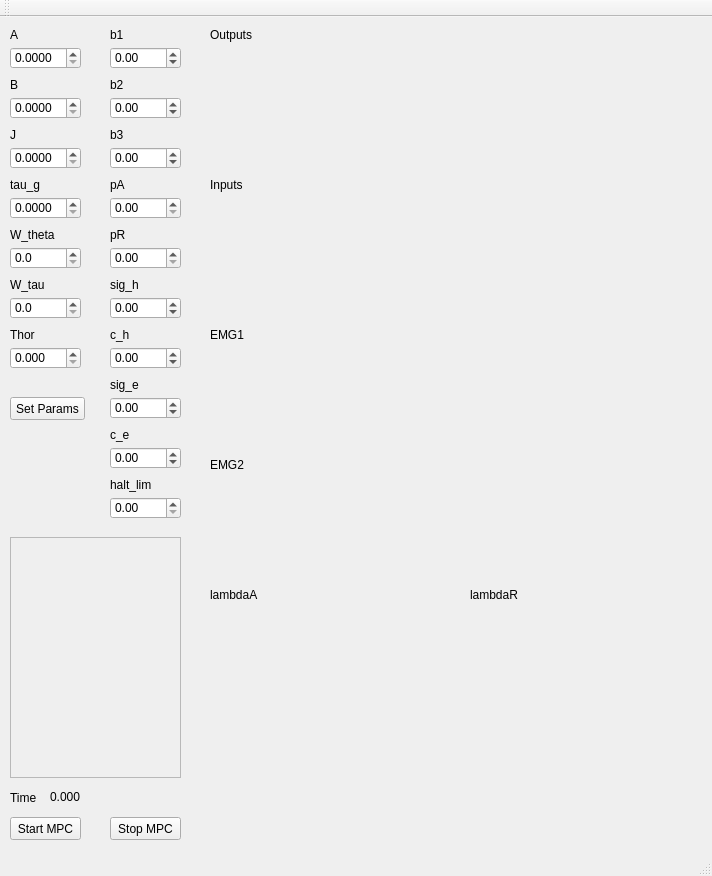
Qt form GUI/GUI.ui (cic12/exo_control) before a commit.
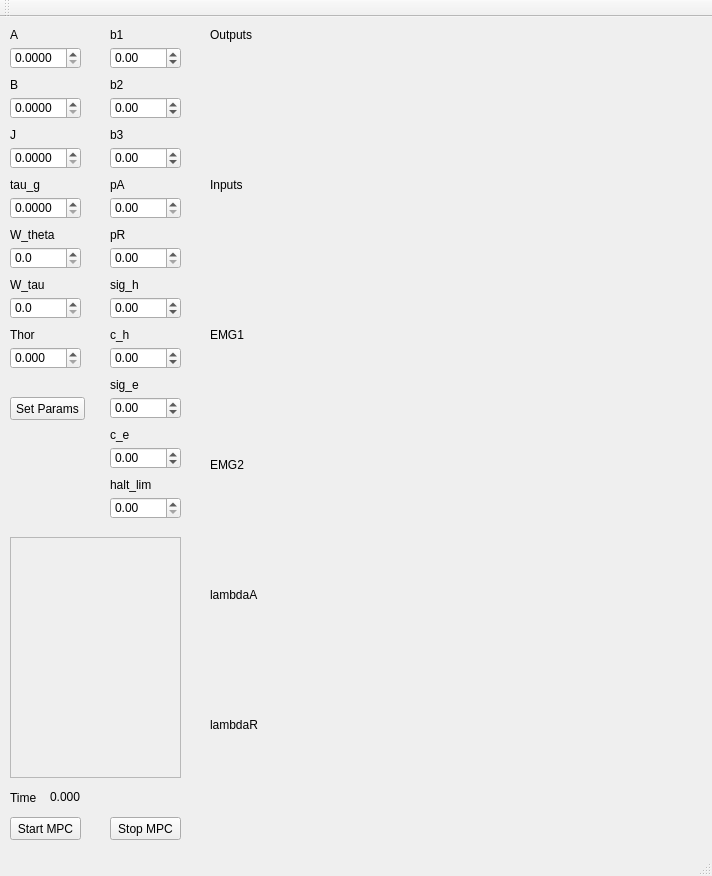
The same form after that commit. Custom widgets are drawn as their Qt base class.

What changed in the file:
```diff
--- a/GUI/GUI.ui
+++ b/GUI/GUI.ui
@@ -360,7 +360,7 @@
      <rect>
       <x>200</x>
       <y>590</y>
-      <width>241</width>
+      <width>501</width>
       <height>101</height>
      </rect>
     </property>
@@ -371,9 +371,9 @@
     </property>
     <property name="geometry">
      <rect>
-      <x>460</x>
-      <y>590</y>
-      <width>241</width>
+      <x>200</x>
+      <y>720</y>
+      <width>501</width>
       <height>101</height>
      </rect>
     </property>
@@ -820,8 +820,8 @@
    <widget class="QLabel" name="label_26">
     <property name="geometry">
      <rect>
-      <x>470</x>
-      <y>570</y>
+      <x>210</x>
+      <y>700</y>
       <width>61</width>
       <height>16</height>
      </rect>
@@ -849,16 +849,6 @@
      <string/>
     </property>
    </widget>
-   <widget class="QWidget" name="chart" native="true">
-    <property name="geometry">
-     <rect>
-      <x>200</x>
-      <y>710</y>
-      <width>501</width>
-      <height>101</height>
-     </rect>
-    </property>
-   </widget>
   </widget>
   <widget class="QMenuBar" name="menuBar">
    <property name="geometry">
```
Left out of the diff: 8 changed lines with no effect on the pictures.
